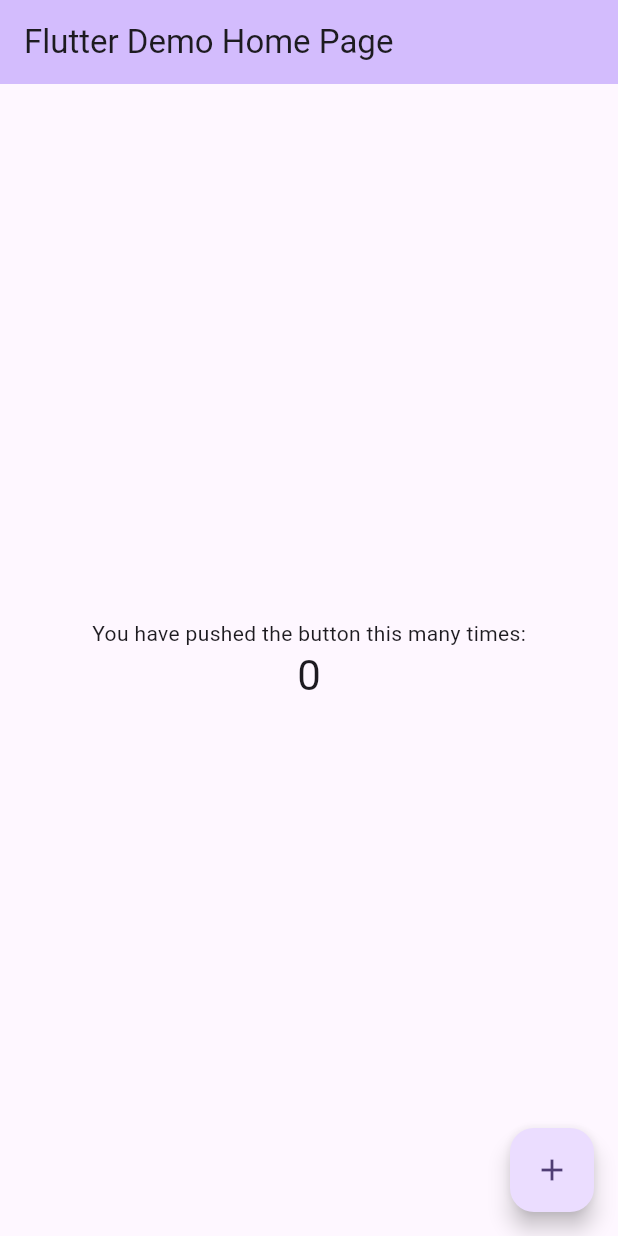
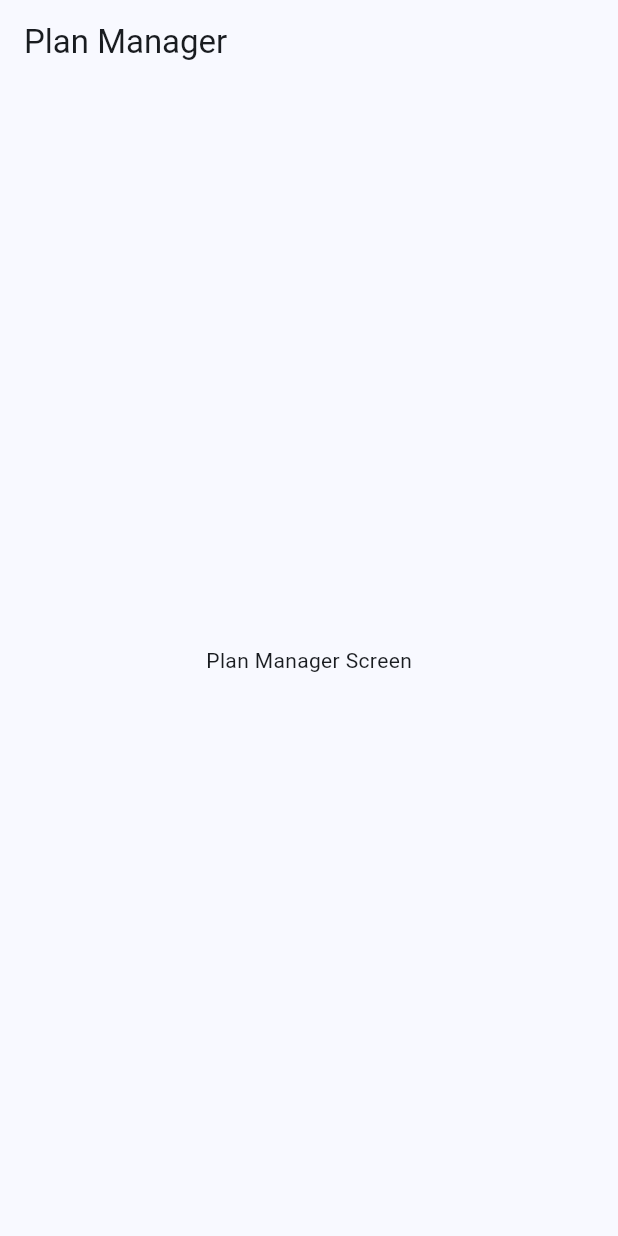
Before and after one commit to Mclovin7291/PlanManagerScreen, a Flutter app: the screen it shows after launch, on a phone screen of 412 x 824 dp. Run offline on Flutter 3.47's test engine with Material 3 defaults, Android fonts, the light colour scheme and no system bars; our stand-ins replace table_calendar.

Commit message:
start of the project

```diff
--- a/lib/main.dart
+++ b/lib/main.dart
@@ -1,122 +1,81 @@
 import 'package:flutter/material.dart';
+import 'package:table_calendar/table_calendar.dart';
+import 'package:uuid/uuid.dart';
+import 'package:intl/intl.dart';
 
-void main() {
-  runApp(const MyApp());
+void main() => runApp(const MyApp());
+
+// Data Models
+enum PlanStatus { pending, completed }
+enum PlanType { adoption, travel }
+
+class Plan {
+  final String id;
+  final String name;
+  final String description;
+  final DateTime date;
+  final PlanStatus status;
+  final PlanType type;
+
+  const Plan({
+    required this.id,
+    required this.name,
+    required this.description,
+    required this.date,
+    this.status = PlanStatus.pending,
+    required this.type,
+  });
+
+  Plan copyWith({
+    String? id,
+    String? name,
+    String? description,
+    DateTime? date,
+    PlanStatus? status,
+    PlanType? type,
+  }) => Plan(
+    id: id ?? this.id,
+    name: name ?? this.name,
+    description: description ?? this.description,
+    date: date ?? this.date,
+    status: status ?? this.status,
+    type: type ?? this.type,
+  );
 }
 
-class MyApp extends StatelessWidget {
-  const MyApp({super.key});
+// Screens
+class PlanManagerScreen extends StatefulWidget {
+  const PlanManagerScreen({Key? key}) : super(key: key);
+  @override
+  State<PlanManagerScreen> createState() => _PlanManagerScreenState();
+}
 
-  // This widget is the root of your application.
+class _PlanManagerScreenState extends State<PlanManagerScreen> {
+  final List<Plan> _plans = [];
+  DateTime _selectedDate = DateTime.now();
+  final _uuid = const Uuid();
+  Plan? _draggedPlan;
+
   @override
   Widget build(BuildContext context) {
-    return MaterialApp(
-      title: 'Flutter Demo',
-      theme: ThemeData(
-        // This is the theme of your application.
-        //
-        // TRY THIS: Try running your application with "flutter run". You'll see
-        // the application has a purple toolbar. Then, without quitting the app,
-        // try changing the seedColor in the colorScheme below to Colors.green
-        // and then invoke "hot reload" (save your changes or press the "hot
-        // reload" button in a Flutter-supported IDE, or press "r" if you used
-        // the command line to start the app).
-        //
-        // Notice that the counter didn't reset back to zero; the application
-        // state is not lost during the reload. To reset the state, use hot
-        // restart instead.
-        //
-        // This works for code too, not just values: Most code changes can be
-        // tested with just a hot reload.
-        colorScheme: ColorScheme.fromSeed(seedColor: Colors.deepPurple),
-      ),
-      home: const MyHomePage(title: 'Flutter Demo Home Page'),
+    return Scaffold(
+      appBar: AppBar(title: const Text('Plan Manager')),
+      body: const Center(child: Text('Plan Manager Screen')),
     );
   }
 }
 
-class MyHomePage extends StatefulWidget {
-  const MyHomePage({super.key, required this.title});
-
-  // This widget is the home page of your application. It is stateful, meaning
-  // that it has a State object (defined below) that contains fields that affect
-  // how it looks.
-
-  // This class is the configuration for the state. It holds the values (in this
-  // case the title) provided by the parent (in this case the App widget) and
-  // used by the build method of the State. Fields in a Widget subclass are
-  // always marked "final".
-
-  final String title;
+// Main App
+class MyApp extends StatelessWidget {
+  const MyApp({Key? key}) : super(key: key);
 
   @override
-  State<MyHomePage> createState() => _MyHomePageState();
+  Widget build(BuildContext context) => MaterialApp(
+    title: 'Plan Manager',
+    theme: ThemeData(
+      colorScheme: ColorScheme.fromSeed(seedColor: Colors.blue),
+      useMaterial3: true,
+    ),
+    home: const PlanManagerScreen(),
+  );
 }
-
-class _MyHomePageState extends State<MyHomePage> {
-  int _counter = 0;
-
-  void _incrementCounter() {
-    setState(() {
-      // This call to setState tells the Flutter framework that something has
-      // changed in this State, which causes it to rerun the build method below
-      // so that the display can reflect the updated values. If we changed
-      // _counter without calling setState(), then the build method would not be
-      // called again, and so nothing would appear to happen.
-      _counter++;
-    });
-  }
-
-  @override
-  Widget build(BuildContext context) {
-    // This method is rerun every time setState is called, for instance as done
-    // by the _incrementCounter method above.
-    //
-    // The Flutter framework has been optimized to make rerunning build methods
-    // fast, so that you can just rebuild anything that needs updating rather
-    // than having to individually change instances of widgets.
-    return Scaffold(
-      appBar: AppBar(
-        // TRY THIS: Try changing the color here to a specific color (to
-        // Colors.amber, perhaps?) and trigger a hot reload to see the AppBar
-        // change color while the other colors stay the same.
-        backgroundColor: Theme.of(context).colorScheme.inversePrimary,
-        // Here we take the value from the MyHomePage object that was created by
-        // the App.build method, and use it to set our appbar title.
-        title: Text(widget.title),
-      ),
-      body: Center(
-        // Center is a layout widget. It takes a single child and positions it
-        // in the middle of the parent.
-        child: Column(
-          // Column is also a layout widget. It takes a list of children and
-          // arranges them vertically. By default, it sizes itself to fit its
-          // children horizontally, and tries to be as tall as its parent.
-          //
-          // Column has various properties to control how it sizes itself and
-          // how it positions its children. Here we use mainAxisAlignment to
-          // center the children vertically; the main axis here is the vertical
-          // axis because Columns are vertical (the cross axis would be
-          // horizontal).
-          //
-          // TRY THIS: Invoke "debug painting" (choose the "Toggle Debug Paint"
-          // action in the IDE, or press "p" in the console), to see the
-          // wireframe for each widget.
-          mainAxisAlignment: MainAxisAlignment.center,
-          children: <Widget>[
-            const Text('You have pushed the button this many times:'),
-            Text(
-              '$_counter',
-              style: Theme.of(context).textTheme.headlineMedium,
-            ),
-          ],
-        ),
-      ),
-      floatingActionButton: FloatingActionButton(
-        onPressed: _incrementCounter,
-        tooltip: 'Increment',
-        child: const Icon(Icons.add),
-      ), // This trailing comma makes auto-formatting nicer for build methods.
-    );
-  }
-}
--- a/pubspec.yaml
+++ b/pubspec.yaml
@@ -34,6 +34,9 @@ dependencies:
   # The following adds the Cupertino Icons font to your application.
   # Use with the CupertinoIcons class for iOS style icons.
   cupertino_icons: ^1.0.8
+  table_calendar: ^3.0.9
+  intl: ^0.19.0
+  uuid: ^4.3.3
 
 dev_dependencies:
   flutter_test:
```
Also changed, not shown: pubspec.lock.
